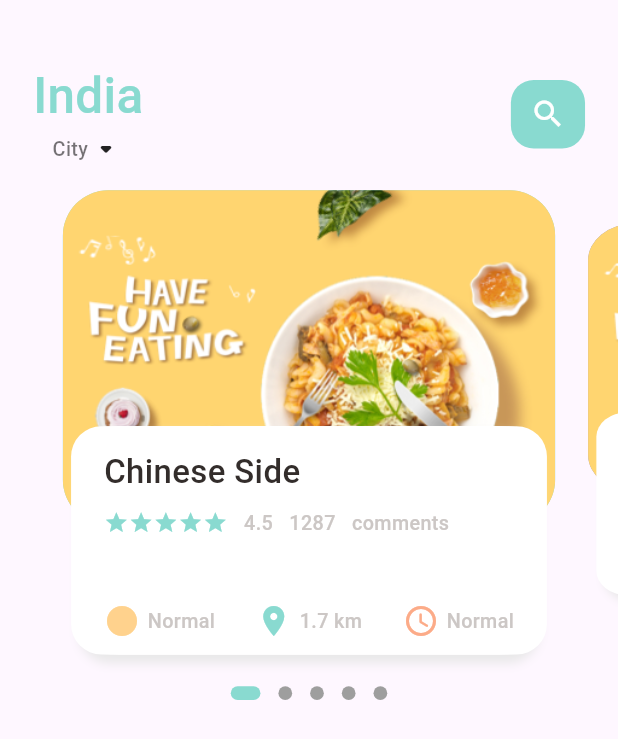
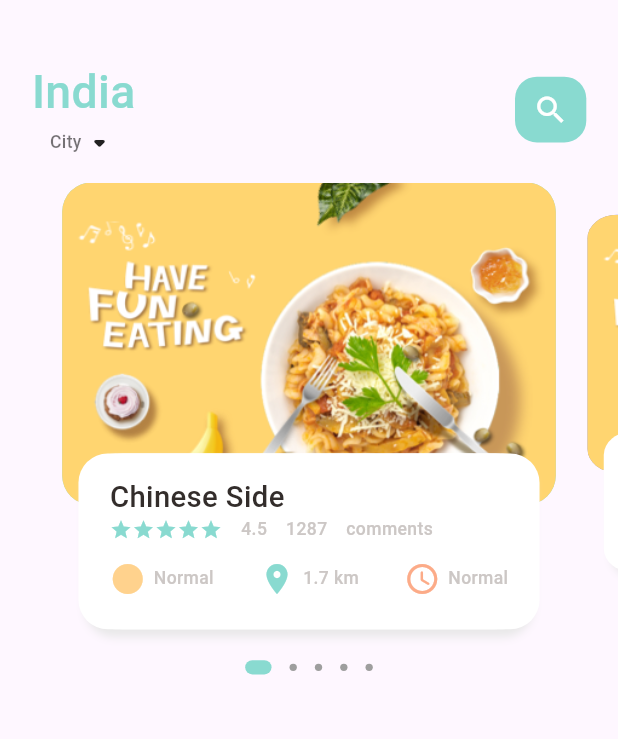
Before and after one commit to Mudit2003/infinitegleam, a Flutter app: the screen it shows after launch, on a phone screen of 412 x 824 dp. Shown: the top 739 px of the screen. Run offline on Flutter 3.47's test engine with Material 2 defaults, Android fonts, the light colour scheme and no system bars; drawn by our look-alikes of dots_indicator; our stand-ins replace flutter_bloc, get.

Commit message:
Responsive application

```diff
--- /dev/null
+++ b/lib/cubit/responsive_cubit.dart
@@ -0,0 +1,12 @@
+import 'package:flutter/material.dart';
+import 'package:flutter_bloc/flutter_bloc.dart';
+
+part 'responsive_state.dart';
+
+class ResponsiveCubit extends Cubit<ResponsiveState> {
+  ResponsiveCubit(Size initialSize) : super(ResponsiveState(initialSize));
+
+  void updateScreenSize(Size newSize) {
+    emit(ResponsiveState(newSize));
+  }
+}
--- /dev/null
+++ b/lib/cubit/responsive_state.dart
@@ -0,0 +1,7 @@
+part of 'responsive_cubit.dart';
+
+class ResponsiveState {
+  final Size size;
+
+  ResponsiveState(this.size);
+}
--- a/lib/home/main_food_page.dart
+++ b/lib/home/main_food_page.dart
@@ -2,13 +2,9 @@
 
 import 'package:flutter/material.dart';
 import 'package:flutter_bloc/flutter_bloc.dart';
-import 'package:flutter_screenutil/flutter_screenutil.dart';
 import 'package:infinitegleam/home/widgets/food_page_body/bloc/food_page_body_bloc.dart';
 import 'package:infinitegleam/home/widgets/food_page_body/food_page_body.dart';
 import 'package:infinitegleam/home/widgets/food_page_header/food_page_header.dart';
-import 'package:infinitegleam/utils/colors.dart';
-import 'package:infinitegleam/widgets/big_text.dart';
-import 'package:infinitegleam/widgets/small_text.dart';
 
 class MainFoodPage extends StatefulWidget {
   const MainFoodPage({super.key});
--- a/lib/home/widgets/food_delivery_info_row.dart
+++ b/lib/home/widgets/food_delivery_info_row.dart
@@ -2,6 +2,7 @@
 
 import 'package:flutter/material.dart';
 import 'package:infinitegleam/utils/colors.dart';
+import 'package:infinitegleam/utils/dimension.dart';
 import 'package:infinitegleam/widgets/icon_and_text_row.dart';
 
 class FoodDeliveryInfoRow extends StatelessWidget {
--- a/lib/home/widgets/food_page_body/food_page_body.dart
+++ b/lib/home/widgets/food_page_body/food_page_body.dart
@@ -1,10 +1,10 @@
 import 'package:dots_indicator/dots_indicator.dart';
 import 'package:flutter/material.dart';
 import 'package:flutter_bloc/flutter_bloc.dart';
-import 'package:flutter_screenutil/flutter_screenutil.dart';
 import 'package:infinitegleam/home/widgets/food_page_body/bloc/food_page_body_bloc.dart';
 import 'package:infinitegleam/home/widgets/food_page_body/widget/body_widgets.dart';
 import 'package:infinitegleam/utils/colors.dart';
+import 'package:infinitegleam/utils/dimension.dart';
 
 class FoodPageBody extends StatefulWidget {
   const FoodPageBody({super.key});
@@ -39,8 +39,9 @@ class _FoodPageBodyState extends State<FoodPageBody> {
         // ignore: sized_box_for_whitespace
         return Column(
           children: [
+            // here I can use a fractionally sized box for better code
             Container(
-              height: 320.h,
+              height: Dimensions.responsiveHeight(320),
               child: PageView.builder(
                 controller: _pageController,
                 itemCount: 5,
@@ -49,15 +50,21 @@ class _FoodPageBodyState extends State<FoodPageBody> {
                 },
               ),
             ),
+
             DotsIndicator(
               dotsCount: 5,
-              position: context.read<FoodPageBodyBloc>().state.page.floor(),
+              position:
+                  (context.read<FoodPageBodyBloc>().state.page + 0.5).floor(),
               decorator: DotsDecorator(
                 activeColor: AppColors.mainColor,
-                size: Size.square(9.h),
-                activeSize: Size(18.w, 9.h),
+                size: Size.square(Dimensions.responsiveHeight(5)),
+                activeSize: Size(
+                  Dimensions.responsiveHeight(18),
+                  Dimensions.responsiveWidth(9),
+                ),
                 activeShape: RoundedRectangleBorder(
-                  borderRadius: BorderRadius.circular(5.r),
+                  borderRadius:
+                      BorderRadius.circular(Dimensions.responsiveHeight(10)),
                 ),
               ),
             )
--- a/lib/home/widgets/food_page_body/functions/transformation_logic.dart
+++ b/lib/home/widgets/food_page_body/functions/transformation_logic.dart
@@ -1,12 +1,12 @@
 import 'package:flutter/material.dart';
-import 'package:flutter_screenutil/flutter_screenutil.dart';
+import 'package:infinitegleam/utils/dimension.dart';
 
 Matrix4 scaleAndPositionTransform(
     {required int index,
     required double currPageValue,
-    double height = 250,
+    double height = 320,
     double scaleFactor = 0.8}) {
-  height = height.h;
+  height = Dimensions.responsiveHeight(height);
   Matrix4 matrix = Matrix4.identity();
   if (index == currPageValue.floor()) {
     double currScale = 1 - (currPageValue - index) * (1 - scaleFactor);
--- a/lib/home/widgets/food_page_body/widget/feedback_row.dart
+++ b/lib/home/widgets/food_page_body/widget/feedback_row.dart
@@ -1,5 +1,4 @@
 import 'package:flutter/material.dart';
-import 'package:flutter_screenutil/flutter_screenutil.dart';
 import 'package:infinitegleam/utils/colors.dart';
 import 'package:infinitegleam/widgets/small_text.dart';
 
@@ -15,7 +14,7 @@ class FeedbackRow extends StatelessWidget {
             5,
             (index) => Icon(
               Icons.star,
-              size: 15.sp,
+              size: 15,
               color: AppColors.mainColor,
             ),
           ),
--- a/lib/home/widgets/food_page_body/widget/image_view.dart
+++ b/lib/home/widgets/food_page_body/widget/image_view.dart
@@ -1,26 +1,24 @@
 import 'package:flutter/material.dart';
-import 'package:flutter_screenutil/flutter_screenutil.dart';
 import 'package:infinitegleam/utils/colors.dart';
+import 'package:infinitegleam/utils/dimension.dart';
 
 class FoodItemImageView extends StatelessWidget {
   /// widget to display the image of the cuisine
   const FoodItemImageView({
     super.key,
     required this.index,
-    required this.height,
   });
   final int index;
-  final double height;
   @override
   Widget build(BuildContext context) {
     return Container(
-      height: height.h,
+      height: Dimensions.responsiveHeight(220),
       margin: EdgeInsets.only(
-        left: 10.w,
-        right: 10.w,
+        left: Dimensions.responsiveWidth(10),
+        right: Dimensions.responsiveWidth(10),
       ), // this margin creates empty space between the page view
       decoration: BoxDecoration(
-          borderRadius: BorderRadius.circular(30.r),
+          borderRadius: BorderRadius.circular(Dimensions.responsiveHeight(20)),
           color: index.isEven ? AppColors.mainColor : const Color(0xFF9294cc),
           image: const DecorationImage(
             fit: BoxFit.cover,
--- a/lib/home/widgets/food_page_body/widget/info_bar.dart
+++ b/lib/home/widgets/food_page_body/widget/info_bar.dart
@@ -1,10 +1,10 @@
 // ignore_for_file: prefer_const_literals_to_create_immutables
 
 import 'package:flutter/material.dart';
-import 'package:flutter_screenutil/flutter_screenutil.dart';
 import 'package:infinitegleam/home/widgets/food_page_body/widget/feedback_row.dart';
 import 'package:infinitegleam/home/widgets/food_delivery_info_row.dart';
 import 'package:infinitegleam/utils/colors.dart';
+import 'package:infinitegleam/utils/dimension.dart';
 import 'package:infinitegleam/widgets/big_text.dart';
 
 class FoodItemInfoBar extends StatelessWidget {
@@ -17,50 +17,53 @@ class FoodItemInfoBar extends StatelessWidget {
     return Align(
       alignment: Alignment.bottomCenter,
       child: Container(
-        height: 150.h,
+        height: Dimensions.responsiveHeight(120),
         margin: EdgeInsets.only(
-          left: 20.w,
-          right: 20.w,
-          bottom: 15.h,
+          left: Dimensions.responsiveWidth(25),
+          right: Dimensions.responsiveWidth(25),
+          bottom: Dimensions.responsiveHeight(15),
         ),
         decoration: BoxDecoration(
-            borderRadius: BorderRadius.circular(20.h),
+            borderRadius:
+                BorderRadius.circular(Dimensions.responsiveHeight(20)),
             color: Colors.white,
             boxShadow: [
               BoxShadow(
                   color: AppColors.shadowColor,
-                  blurRadius: 5.h,
+                  blurRadius: Dimensions.responsiveHeight(5),
                   // higher the blur radius more the color of the shadow that we asked for will be visible
-                  offset: Offset(0, 5.sp)),
-              BoxShadow(
+                  offset: const Offset(0, 5)),
+              const BoxShadow(
                 color: AppColors.backgroundColor,
-                offset: Offset(-5.sp, 0),
+                offset: Offset(-5, 0),
               ),
-              BoxShadow(
+              const BoxShadow(
                 color: AppColors.backgroundColor,
-                offset: Offset(5.sp, 0),
+                offset: Offset(5, 0),
               )
             ]
             // we are using multiple shadows to first make a shadow below the box and then remove whatever parts of ite are there on the right and left using background color
             ),
         child: Container(
           padding: EdgeInsets.only(
-            top: 15.h,
-            left: 15.w,
-            right: 15.w,
-            bottom: 10.h,
+            top: Dimensions.responsiveHeight(15),
+            left: Dimensions.responsiveWidth(15),
+            right: Dimensions.responsiveWidth(15),
+            bottom: Dimensions.responsiveHeight(10),
           ),
           // ignore: prefer_const_constructors
           child: Column(
             crossAxisAlignment: CrossAxisAlignment.start,
             children: [
               const BigText('Chinese Side'),
-              const Spacer(
-                flex: 1,
-              ),
+              // const Spacer(
+              //   flex: 1,
+              // ),
               const FeedbackRow(),
-              const Spacer(flex: 5),
-              const FoodDeliveryInfoRow(),
+              const Expanded(child: FoodDeliveryInfoRow()),
+              // const Spacer(
+              //   flex: 1,
+              // )
             ],
           ),
         ),
--- a/lib/home/widgets/food_page_body/widget/page_item.dart
+++ b/lib/home/widgets/food_page_body/widget/page_item.dart
@@ -4,12 +4,13 @@ import 'package:infinitegleam/home/widgets/food_page_body/bloc/food_page_body_bl
 import 'package:infinitegleam/home/widgets/food_page_body/functions/transformation_logic.dart';
 import 'package:infinitegleam/home/widgets/food_page_body/widget/image_view.dart';
 import 'package:infinitegleam/home/widgets/food_page_body/widget/info_bar.dart';
+import 'package:infinitegleam/utils/dimension.dart';
 
 class FoodPageItem extends StatelessWidget {
-  const FoodPageItem({super.key, required this.index});
+  FoodPageItem({super.key, required this.index});
   final int index;
   // final double scaleFactor = 0.8;
-  final double height = 220;
+  final double height = Dimensions.responsiveHeight(320);
 
   @override
   Widget build(BuildContext context) {
@@ -17,13 +18,12 @@ class FoodPageItem extends StatelessWidget {
       transform: scaleAndPositionTransform(
         index: index,
         currPageValue: context.read<FoodPageBodyBloc>().state.page,
-        height: height,
+        height: 220,
       ),
       child: Stack(
         children: [
           FoodItemImageView(
             index: index,
-            height: height,
           ),
           FoodItemInfoBar(index: index),
         ],
--- a/lib/home/widgets/food_page_header/food_page_header.dart
+++ b/lib/home/widgets/food_page_header/food_page_header.dart
@@ -1,6 +1,6 @@
 import 'package:flutter/material.dart';
-import 'package:flutter_screenutil/flutter_screenutil.dart';
 import 'package:infinitegleam/home/widgets/food_page_header/widgets/header_widgets.dart';
+import 'package:infinitegleam/utils/dimension.dart';
 
 class FoodPageHeader extends StatelessWidget {
   const FoodPageHeader({super.key});
@@ -10,12 +10,14 @@ class FoodPageHeader extends StatelessWidget {
     return Container(
       child: Container(
         padding: EdgeInsets.only(
-          left: 20.w,
-          right: 20.w,
+          // left: 20.w,
+          // right: 20.w,
+          left: Dimensions.responsiveWidth(20),
+          right: Dimensions.responsiveWidth(20),
         ),
         margin: EdgeInsets.only(
-          top: 40.h,
-          bottom: 15.h,
+          top: Dimensions.responsiveHeight(40),
+          bottom: Dimensions.responsiveHeight(15),
         ),
         child: Row(
           mainAxisAlignment: MainAxisAlignment.spaceBetween,
--- a/lib/home/widgets/food_page_header/widgets/location_and_option.dart
+++ b/lib/home/widgets/food_page_header/widgets/location_and_option.dart
@@ -1,5 +1,6 @@
 import 'package:flutter/material.dart';
 import 'package:infinitegleam/utils/colors.dart';
+import 'package:infinitegleam/utils/dimension.dart';
 import 'package:infinitegleam/widgets/big_text.dart';
 import 'package:infinitegleam/widgets/small_text.dart';
 
@@ -9,10 +10,10 @@ class FoodPageLocationAndOption extends StatelessWidget {
   @override
   Widget build(BuildContext context) {
     return Column(children: [
-      const BigText(
+      BigText(
         'India',
         color: AppColors.mainColor,
-        size: 30,
+        size: Dimensions.responsiveWidth(30),
       ),
       Row(
         children: [
--- a/lib/home/widgets/food_page_header/widgets/search_icon.dart
+++ b/lib/home/widgets/food_page_header/widgets/search_icon.dart
@@ -1,6 +1,6 @@
 import 'package:flutter/material.dart';
-import 'package:flutter_screenutil/flutter_screenutil.dart';
 import 'package:infinitegleam/utils/colors.dart';
+import 'package:infinitegleam/utils/dimension.dart';
 
 class FoodPageSearchIcon extends StatelessWidget {
   const FoodPageSearchIcon({super.key});
@@ -9,10 +9,10 @@ class FoodPageSearchIcon extends StatelessWidget {
   Widget build(BuildContext context) {
     return Center(
       child: Container(
-        height: 45.h,
-        width: 45.w,
+        height: Dimensions.responsiveHeight(45),
+        width: Dimensions.responsiveWidth(45),
         decoration: BoxDecoration(
-          borderRadius: BorderRadius.circular(15.h),
+          borderRadius: BorderRadius.circular(Dimensions.responsiveHeight(15)),
           color: AppColors.mainColor,
         ),
         child: const Icon(
--- a/lib/main.dart
+++ b/lib/main.dart
@@ -1,10 +1,10 @@
 import 'package:flutter/material.dart';
-import 'package:flutter_bloc/flutter_bloc.dart';
-import 'package:flutter_screenutil/flutter_screenutil.dart';
+import 'package:get/get.dart';
 import 'package:infinitegleam/home/main_food_page.dart';
-import 'package:infinitegleam/home/widgets/food_page_body/bloc/food_page_body_bloc.dart';
+import 'package:infinitegleam/utils/dimension.dart';
 
 void main() {
+  WidgetsFlutterBinding.ensureInitialized;
   runApp(const MyApp());
 }
 
@@ -14,9 +14,31 @@ class MyApp extends StatelessWidget {
   // This widget is the root of your application.
   @override
   Widget build(BuildContext context) {
-    return ScreenUtilInit(
-      designSize: const Size(375, 812),
-      builder: (context, child) => MaterialApp(
+    // final textScaleFactor = MediaQuery.of(context).textScaleFactor; // used to scale text according to users accessibility settings
+
+    // ResponsiveCubit responsiveCubit = ResponsiveCubit(initialSize);
+    Dimensions.init(MediaQuery.of(context).size);
+    // I can combine dimension.init method with a layout builder to change the size of widgets according to the size
+
+    // return ScreenUtilInit(
+    //   designSize: const Size(390, 844),
+    //   builder: (context, child) => GetMaterialApp(
+    //     // with get material app we could initialize getx
+    //     debugShowCheckedModeBanner: false,
+    //     title: 'Flutter Demo',
+    //     theme: ThemeData(
+    //       colorScheme: ColorScheme.fromSeed(seedColor: Colors.deepPurple),
+    //       useMaterial3: true,
+    //     ),
+    //     home: const MainFoodPage(),
+    //   ),
+    // );
+
+    return LayoutBuilder(
+      builder: (context, constraints) {
+        Dimensions.init(constraints.biggest);
+        return GetMaterialApp(
+          // with get material app we could initialize getx
           debugShowCheckedModeBanner: false,
           title: 'Flutter Demo',
           theme: ThemeData(
@@ -24,7 +46,8 @@ class MyApp extends StatelessWidget {
             useMaterial3: true,
           ),
           home: const MainFoodPage(),
-      ),
+        );
+      },
     );
   }
 }
--- a/lib/utils/dimension.dart
+++ b/lib/utils/dimension.dart
@@ -1,3 +1,29 @@
+import 'package:flutter/material.dart';
+
+// you can take the same values from getx package using Get.context.height and width
+class Dimensions {
+  static Size _screenSize = const Size(0.0, 0.0);
+
+  static void init(Size screenSize) {
+    _screenSize = screenSize;
+  }
+
+  static void update(Size newScreenSize) => _screenSize = newScreenSize;
+  // we can use this update method to enclose everything inside a bloc builder or better a responsive builder
+  // in the end I will be using responsive widgets like flexbox and all
+
+  static double responsiveHeight(double height) =>
+      (_screenSize.height / 844) * height;
+  static double responsiveWidth(double width) =>
+      (_screenSize.width / 390) * width;
+}
 // class Dimension {
-//   static double screenHeight = bloc
+//   static late Size _screenSize;
+
+//   static double get screenHeight => _screenSize.height;
+//   static double get screenWidth => _screenSize.width;
+
+// static void init(Size screenSize) => _screenSize = screenSize;
+
+// static void update(Size newScreenSize) => _screenSize = newScreenSize;
 // }
--- a/lib/widgets/big_text.dart
+++ b/lib/widgets/big_text.dart
@@ -1,6 +1,6 @@
 import 'package:flutter/material.dart';
-import 'package:flutter_screenutil/flutter_screenutil.dart';
 import 'package:infinitegleam/utils/colors.dart';
+import 'package:infinitegleam/utils/dimension.dart';
 
 class BigText extends StatelessWidget {
   const BigText(
@@ -23,7 +23,7 @@ class BigText extends StatelessWidget {
       style: TextStyle(
         color: color,
         fontFamily: 'Roboto',
-        fontSize: size.sp,
+        fontSize: Dimensions.responsiveHeight(size),
         overflow: overflow,
       ),
     );
--- a/lib/widgets/icon_and_text_row.dart
+++ b/lib/widgets/icon_and_text_row.dart
@@ -1,5 +1,5 @@
 import 'package:flutter/material.dart';
-import 'package:flutter_screenutil/flutter_screenutil.dart';
+import 'package:infinitegleam/utils/dimension.dart';
 import 'package:infinitegleam/widgets/small_text.dart';
 
 class IconAndTextWidget extends StatelessWidget {
@@ -17,7 +17,7 @@ class IconAndTextWidget extends StatelessWidget {
     return Row(
       children: [
         Icon(icon, color: iconColor),
-        SizedBox(width: 5.h),
+        SizedBox(width: Dimensions.responsiveWidth(5)),
         SmallText(
           text,
         )
--- a/lib/widgets/small_text.dart
+++ b/lib/widgets/small_text.dart
@@ -1,6 +1,6 @@
 import 'package:flutter/material.dart';
-import 'package:flutter_screenutil/flutter_screenutil.dart';
 import 'package:infinitegleam/utils/colors.dart';
+import 'package:infinitegleam/utils/dimension.dart';
 
 class SmallText extends StatelessWidget {
   const SmallText(
@@ -23,7 +23,7 @@ class SmallText extends StatelessWidget {
         color: color,
         fontFamily: 'Roboto',
         fontWeight: FontWeight.w500,
-        fontSize: size.sp,
+        fontSize: Dimensions.responsiveHeight(size),
       ),
     );
   }
--- a/pubspec.yaml
+++ b/pubspec.yaml
@@ -35,9 +35,10 @@ dependencies:
   # The following adds the Cupertino Icons font to your application.
   # Use with the CupertinoIcons class for iOS style icons.
   cupertino_icons: ^1.0.2
-  flutter_screenutil: ^5.8.4
+  # flutter_screenutil: ^5.8.4
   flutter_bloc: ^8.1.3
   dots_indicator: ^3.0.0
+  get: ^4.6.5
 
 dev_dependencies:
   flutter_test:
```
Also changed, not shown: pubspec.lock, 1 other file. Lines whose indentation alone changed are shown as unchanged.
